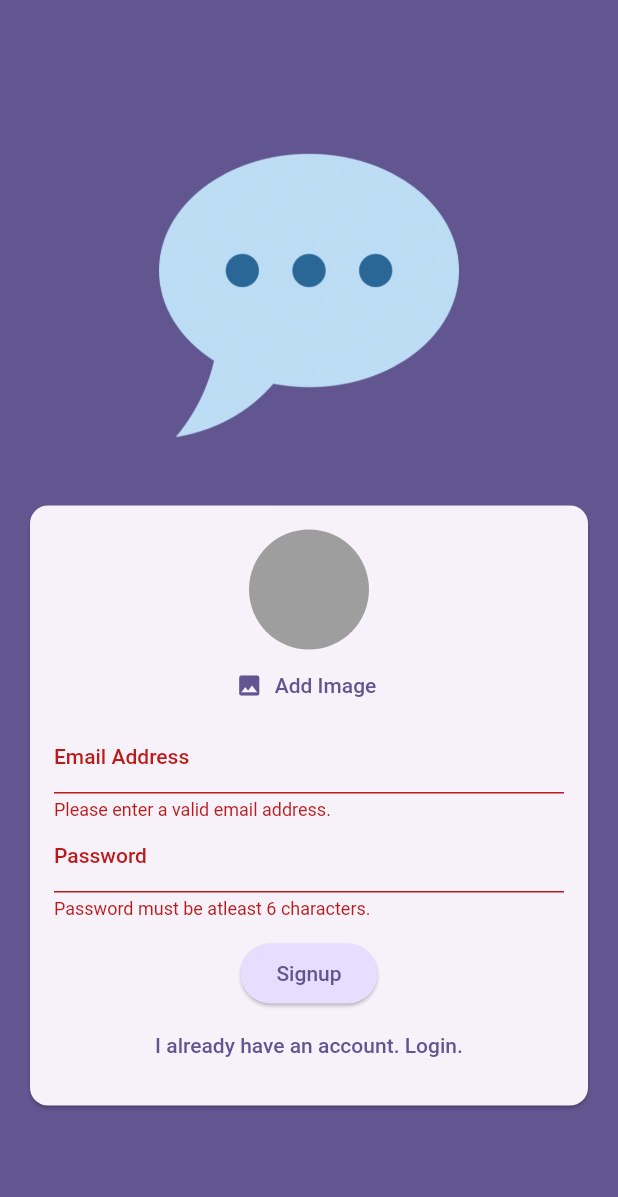
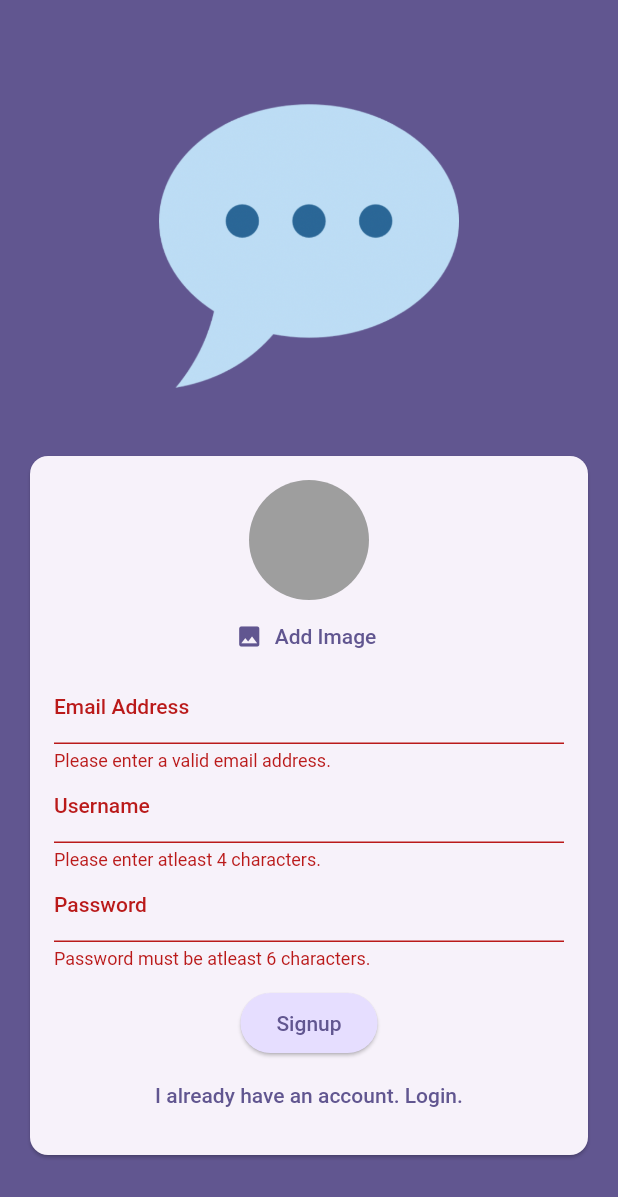
Before and after one commit to aswinsubhash/simple_chat_app, a Flutter app: the screen it shows after launch, after a tap on "Login", after a tap on "Create an account", after a tap on "Signup", on a phone screen of 412 x 824 dp. Shown: the top 1197 px of the screen. Run offline on Flutter 3.47's test engine with Material 2 defaults, Android fonts, the phone set to English and light mode, and no system bars; our stand-ins replace cloud_firestore, firebase_auth, firebase_core, firebase_storage, image_picker; accounts and stored records are empty.

Commit message:
Stored username to firestore

```diff
--- a/lib/screens/auth.dart
+++ b/lib/screens/auth.dart
@@ -23,6 +23,7 @@ class _AuthScreenState extends State<AuthScreen> {
   var _enteredPassword = '';
   File? _selectedImage;
   var _isAuthenticating = false;
+  var _enteredUsername = '';
 
   void _submit() async {
     final isValid = _formKey.currentState!.validate();
@@ -59,7 +60,7 @@ class _AuthScreenState extends State<AuthScreen> {
             .collection('users')
             .doc(userCredentials.user!.uid)
             .set({
-          'username': 'to be done...',
+          'username': _enteredUsername,
           'email': _enteredEmail,
           'image_url': imageUrl,
         });
@@ -130,6 +131,23 @@ class _AuthScreenState extends State<AuthScreen> {
                               _enteredEmail = value!;
                             },
                           ),
+                          if(!_isLogin)
+                          TextFormField(
+                            decoration:
+                                const InputDecoration(labelText: 'Username'),
+                            enableSuggestions: false,
+                            validator: (value) {
+                              if (value == null ||
+                                  value.isEmpty ||
+                                  value.trim().length < 4) {
+                                    return 'Please enter atleast 4 characters.';
+                                  }
+                                  return null;
+                            },
+                            onSaved: (value) {
+                              _enteredUsername = value!;
+                            },
+                          ),
                           TextFormField(
                             decoration: const InputDecoration(
                               labelText: 'Password',
```
